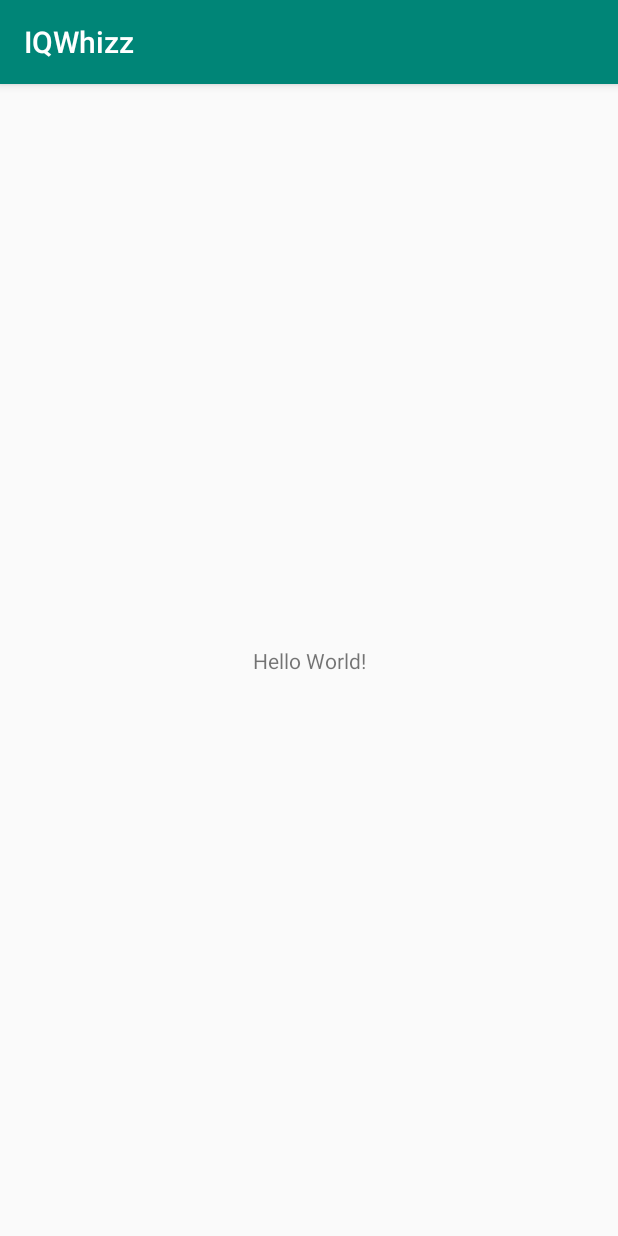
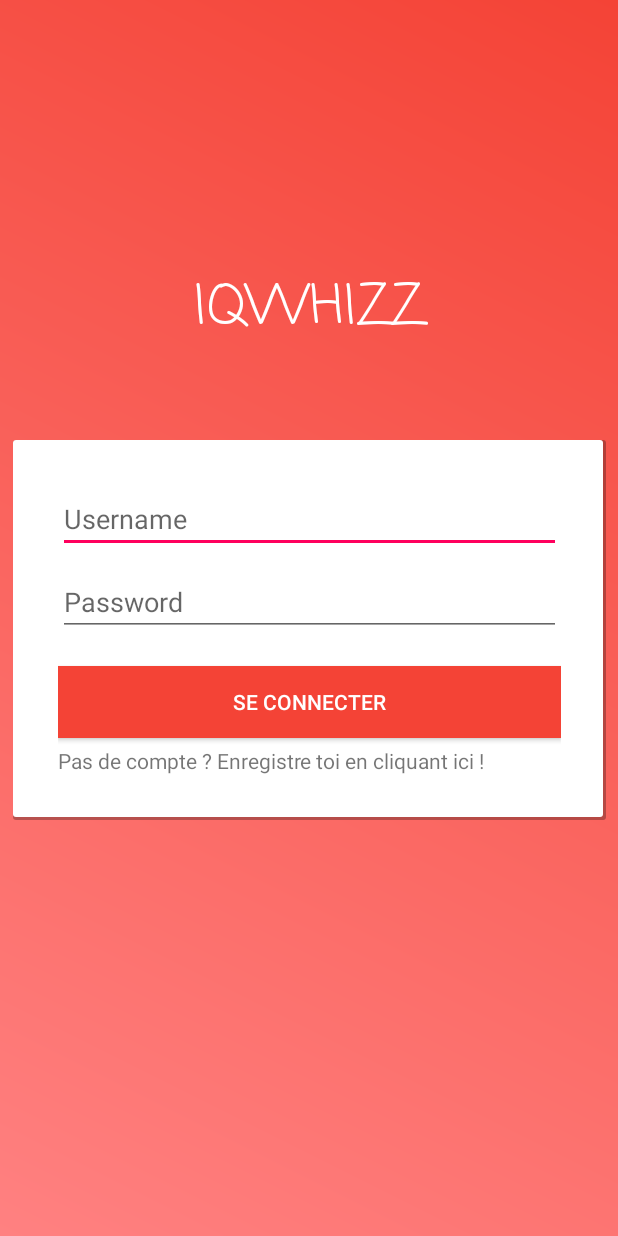
Before and after one commit to fdardenne/IQWhizz-App, an Android app: the screen it shows after launch (MainActivity before the commit, Login after it), on a phone screen of 412 x 824 dp. Run offline under Robolectric (Android 15) with nearby library versions, the phone set to English and light mode, and no system bars.

Commit message:
[View] Added Login view

```diff
--- a/app/src/main/AndroidManifest.xml
+++ b/app/src/main/AndroidManifest.xml
@@ -9,7 +9,7 @@
         android:roundIcon="@mipmap/ic_launcher_round"
         android:supportsRtl="true"
         android:theme="@style/AppTheme">
-        <activity android:name=".MainActivity">
+        <activity android:name=".Login">
             <intent-filter>
                 <action android:name="android.intent.action.MAIN" />
 
--- a/app/src/main/java/com/example/iqwhizz/MainActivity.java
+++ b/app/src/main/java/com/example/iqwhizz/Login.java
@@ -3,11 +3,11 @@ package com.example.iqwhizz;
 import android.support.v7.app.AppCompatActivity;
 import android.os.Bundle;
 
-public class MainActivity extends AppCompatActivity {
+public class Login extends AppCompatActivity {
 
     @Override
     protected void onCreate(Bundle savedInstanceState) {
         super.onCreate(savedInstanceState);
-        setContentView(R.layout.activity_main);
+        setContentView(R.layout.login);
     }
 }
--- /dev/null
+++ b/app/src/main/res/drawable/background.xml
@@ -0,0 +1,7 @@
+<?xml version="1.0" encoding="utf-8"?>
+<shape xmlns:android="http://schemas.android.com/apk/res/android">
+    <gradient
+        android:angle="225"
+        android:endColor="#FF8181"
+        android:startColor="#F44336" />
+</shape>
--- /dev/null
+++ b/app/src/main/res/drawable/rounded_border.xml
@@ -0,0 +1,19 @@
+<layer-list xmlns:android="http://schemas.android.com/apk/res/android">
+    <item>
+        <shape android:shape="rectangle">
+            <solid android:color="#46000000"/>
+            <corners android:radius="2dp" />
+        </shape>
+    </item>
+
+    <item
+        android:left="0dp"
+        android:right="2dp"
+        android:top="0dp"
+        android:bottom="2dp">
+        <shape android:shape="rectangle">
+            <solid android:color="@android:color/white"/>
+            <corners android:radius="2dp" />
+        </shape>
+    </item>
+</layer-list>
--- /dev/null
+++ b/app/src/main/res/drawable/rounded_edittext.xml
@@ -0,0 +1,14 @@
+<?xml version="1.0" encoding="utf-8"?>
+<shape xmlns:android="http://schemas.android.com/apk/res/android" >
+
+    <solid
+        android:color="#FFFFFF" />
+
+    <stroke
+        android:width="1dp"
+        android:color="#2f6699" />
+    <corners
+        android:radius="10dp"
+        />
+
+</shape>
--- a/app/src/main/res/layout/activity_main.xml
+++ /dev/null
@@ -1,18 +0,0 @@
-<?xml version="1.0" encoding="utf-8"?>
-<android.support.constraint.ConstraintLayout xmlns:android="http://schemas.android.com/apk/res/android"
-    xmlns:app="http://schemas.android.com/apk/res-auto"
-    xmlns:tools="http://schemas.android.com/tools"
-    android:layout_width="match_parent"
-    android:layout_height="match_parent"
-    tools:context=".MainActivity">
-
-    <TextView
-        android:layout_width="wrap_content"
-        android:layout_height="wrap_content"
-        android:text="Hello World!"
-        app:layout_constraintBottom_toBottomOf="parent"
-        app:layout_constraintLeft_toLeftOf="parent"
-        app:layout_constraintRight_toRightOf="parent"
-        app:layout_constraintTop_toTopOf="parent" />
-
-</android.support.constraint.ConstraintLayout>
--- /dev/null
+++ b/app/src/main/res/layout/login.xml
@@ -0,0 +1,89 @@
+<?xml version="1.0" encoding="utf-8"?>
+<android.support.constraint.ConstraintLayout xmlns:android="http://schemas.android.com/apk/res/android"
+    xmlns:app="http://schemas.android.com/apk/res-auto"
+    xmlns:tools="http://schemas.android.com/tools"
+    android:layout_width="match_parent"
+    android:layout_height="match_parent"
+    android:background="@drawable/background"
+    tools:context=".MainActivity"
+
+
+    >
+
+    <LinearLayout
+        android:layout_width="395dp"
+        android:layout_height="715dp"
+        android:layout_marginStart="8dp"
+        android:layout_marginTop="8dp"
+        android:layout_marginEnd="8dp"
+        android:layout_marginBottom="8dp"
+        android:gravity="center"
+        android:orientation="vertical"
+        app:layout_constraintBottom_toBottomOf="parent"
+        app:layout_constraintEnd_toEndOf="parent"
+        app:layout_constraintStart_toStartOf="parent"
+        app:layout_constraintTop_toTopOf="parent">
+
+        <TextView
+            android:id="@+id/textView_iqwhizz"
+            android:layout_width="match_parent"
+            android:layout_height="wrap_content"
+            android:fontFamily="casual"
+            android:gravity="center_horizontal"
+            android:text="IQWHIZZ"
+            android:textColor="#FFFFFF"
+            android:textSize="36sp"
+            android:layout_marginBottom="60dp"/>
+
+        <LinearLayout
+            android:layout_width="match_parent"
+            android:layout_height="wrap_content"
+            android:background="@drawable/rounded_border"
+            android:orientation="vertical"
+            android:layout_marginBottom="100dp"
+            android:padding="30dp">
+
+            <EditText
+                android:id="@+id/username"
+                android:layout_width="match_parent"
+                android:layout_height="0dp"
+                android:layout_weight="1"
+                android:ems="20"
+                android:inputType="textPersonName"
+                android:hint="Username"
+                android:layout_marginBottom="10dp"
+                />
+
+            <EditText
+                android:id="@+id/password"
+                android:layout_width="match_parent"
+                android:layout_height="wrap_content"
+                android:ems="10"
+                android:inputType="textPassword"
+                android:hint="Password"
+                android:layout_marginBottom="20dp"
+
+                />
+
+            <Button
+                android:id="@+id/login"
+                android:background="@color/colorPrimaryDark"
+                android:layout_width="match_parent"
+                android:layout_height="wrap_content"
+                android:text="Se connecter"
+                android:layout_marginBottom="5dp"
+                android:textColor="#FFFFFF"/>
+
+            <TextView
+                android:id="@+id/register"
+                android:layout_width="match_parent"
+                android:layout_height="wrap_content"
+                android:text="Pas de compte ? Enregistre toi en cliquant ici !"
+                android:clickable="true"
+                />
+
+
+        </LinearLayout>
+
+    </LinearLayout>
+</android.support.constraint.ConstraintLayout>
--- a/app/src/main/res/values/colors.xml
+++ b/app/src/main/res/values/colors.xml
@@ -1,6 +1,7 @@
 <?xml version="1.0" encoding="utf-8"?>
 <resources>
-    <color name="colorPrimary">#008577</color>
-    <color name="colorPrimaryDark">#00574B</color>
-    <color name="colorAccent">#D81B60</color>
+    <color name="colorPrimary">#FF8181</color>
+    <color name="colorPrimaryDark">#F44336</color>
+    <color name="colorAccent">#FF005D</color>
+    <color name="colorr">#23FFFFFF</color>
 </resources>
--- a/app/src/main/res/values/styles.xml
+++ b/app/src/main/res/values/styles.xml
@@ -1,7 +1,7 @@
 <resources>
 
     <!-- Base application theme. -->
-    <style name="AppTheme" parent="Theme.AppCompat.Light.DarkActionBar">
+    <style name="AppTheme" parent="Theme.AppCompat.Light.NoActionBar">
         <!-- Customize your theme here. -->
         <item name="colorPrimary">@color/colorPrimary</item>
         <item name="colorPrimaryDark">@color/colorPrimaryDark</item>
```
